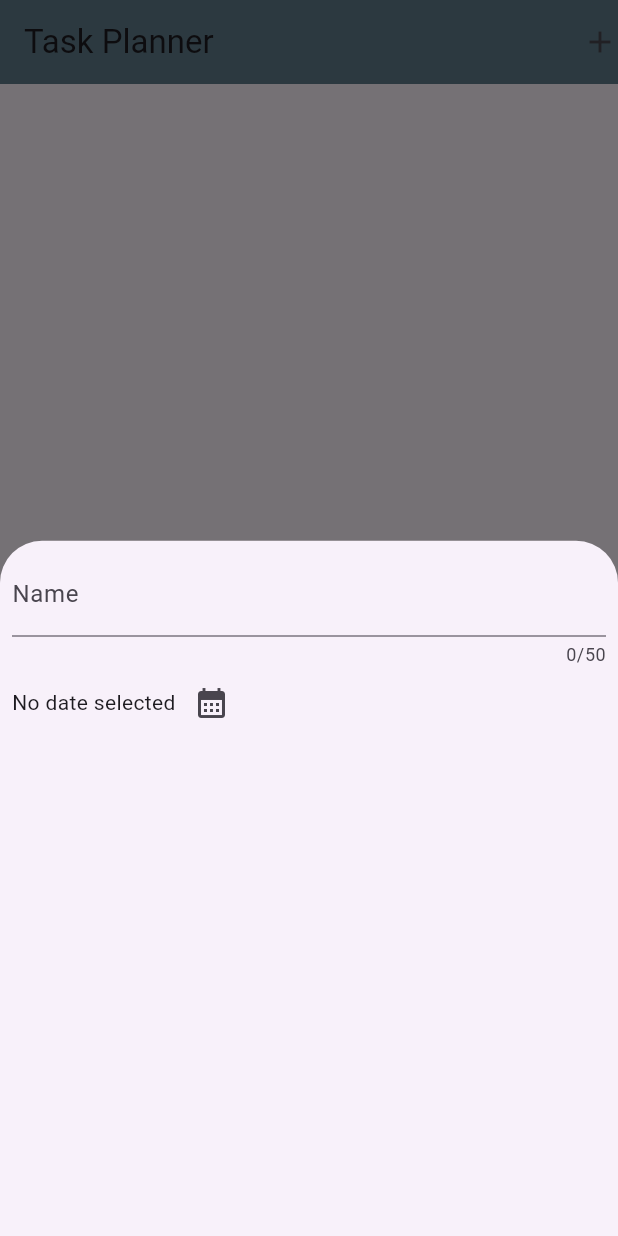
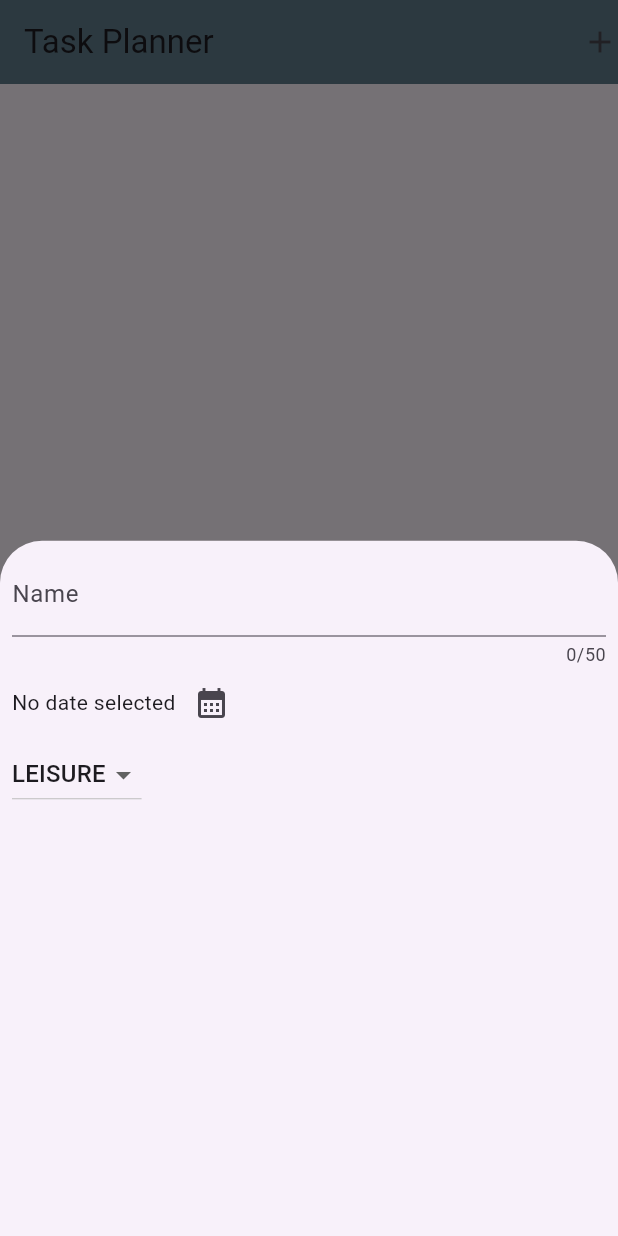
Before and after one commit to adogbeji/FlutterTaskPlanner, a Flutter app: the screen it shows after launch, after a tap on "Start", after a tap on the "add" icon, on a phone screen of 412 x 824 dp. Run offline on Flutter 3.47's test engine with Material 3 defaults, Android fonts, the phone set to English and light mode, and no system bars.

Commit message:
Start displaying selected date & building dropdown in NewTask widget

```diff
--- a/lib/views/widgets/new_task.dart
+++ b/lib/views/widgets/new_task.dart
@@ -13,6 +13,7 @@ class NewTask extends StatefulWidget {
 class _NewTaskState extends State<NewTask> {
   final _nameController = TextEditingController();
   final _priceController = TextEditingController();
+  Category _selectedCategory = Category.leisure;
   DateTime? _selectedDate;
 
   // Shows Datepicker
@@ -57,10 +58,33 @@ class _NewTaskState extends State<NewTask> {
 
           Row(
             children: [
-              Text('No date selected'),
+              Text(_selectedDate != null ? formatter.format(_selectedDate!):
+                'No date selected'
+              ),
               IconButton(
                 onPressed: _openDatePicker,
-                icon: Icon(Icons.calendar_month),
+                icon: const Icon(Icons.calendar_month),
+              ),
+            ],
+          ),
+
+          Row(
+            children: [
+              DropdownButton(
+                value: _selectedCategory,
+                items: Category.values
+                        .map((category) => DropdownMenuItem(
+                          value: category,
+                          child: Text(category.name.toUpperCase(),),
+                        ),).toList(),
+                onChanged: (value) {
+                  if (value == null) {
+                    return;
+                  }
+                  setState(() {
+                    _selectedCategory = value;
+                  });
+                },
               ),
             ],
           ),
```
